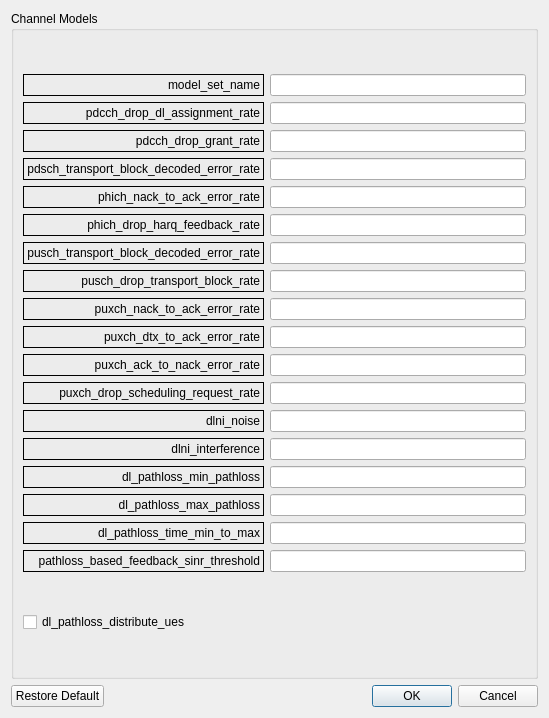
The window that LTEsimGeneratorGUI/Ui/DataForms/channelmodelform.ui (moniss23/junit4) describes before a commit, drawn with Qt 5.
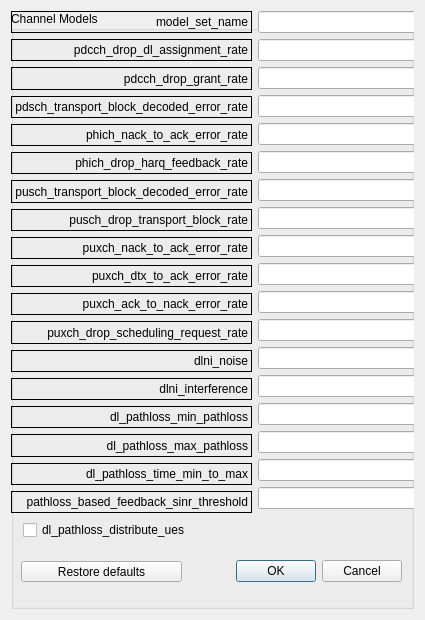
The same window after the commit.

What changed in the file:
```diff
--- a/LTEsimGeneratorGUI/Ui/DataForms/channelmodelform.ui
+++ b/LTEsimGeneratorGUI/Ui/DataForms/channelmodelform.ui
@@ -6,8 +6,8 @@
    <rect>
     <x>0</x>
     <y>0</y>
-    <width>549</width>
-    <height>718</height>
+    <width>425</width>
+    <height>620</height>
    </rect>
   </property>
   <property name="windowTitle">
@@ -19,8 +19,54 @@
      <property name="title">
       <string>Channel Models</string>
      </property>
-     <layout class="QGridLayout" name="gridLayout">
-      <item row="0" column="0">
+     <widget class="QCheckBox" name="checkBox_dl_pathloss_distribute_ues">
+      <property name="geometry">
+       <rect>
+        <x>12</x>
+        <y>509</y>
+        <width>183</width>
+        <height>20</height>
+       </rect>
+      </property>
+      <property name="text">
+       <string>dl_pathloss_distribute_ues</string>
+      </property>
+     </widget>
+     <widget class="QDialogButtonBox" name="buttonBox">
+      <property name="geometry">
+       <rect>
+        <x>190</x>
+        <y>530</y>
+        <width>201</width>
+        <height>61</height>
+       </rect>
+      </property>
+      <property name="standardButtons">
+       <set>QDialogButtonBox::Cancel|QDialogButtonBox::Ok</set>
+      </property>
+     </widget>
+     <widget class="QPushButton" name="restoreDefaults">
+      <property name="geometry">
+       <rect>
+        <x>10</x>
+        <y>550</y>
+        <width>161</width>
+        <height>21</height>
+       </rect>
+      </property>
+      <property name="text">
+       <string>Restore defaults</string>
+      </property>
+     </widget>
+     <widget class="QWidget" name="layoutWidget">
+      <property name="geometry">
+       <rect>
+        <x>0</x>
+        <y>0</y>
+        <width>405</width>
+        <height>502</height>
+       </rect>
+      </property>
        <layout class="QHBoxLayout" name="horizontalLayout">
         <item>
          <layout class="QVBoxLayout" name="verticalLayout">
@@ -319,35 +365,14 @@
          </layout>
         </item>
        </layout>
-      </item>
-      <item row="1" column="0">
-       <widget class="QCheckBox" name="checkBox_dl_pathloss_distribute_ues">
-        <property name="text">
-         <string>dl_pathloss_distribute_ues</string>
-        </property>
-       </widget>
-      </item>
-     </layout>
+     </widget>
+     <zorder>checkBox_dl_pathloss_distribute_ues</zorder>
+     <zorder>buttonBox</zorder>
+     <zorder>restoreDefaults</zorder>
+     <zorder>layoutWidget</zorder>
+     <zorder>tet_dl_pathloss_max_pathloss</zorder>
     </widget>
    </item>
-   <item row="1" column="0">
-    <layout class="QHBoxLayout" name="horizontalLayout_2">
-     <item>
-      <widget class="QPushButton" name="pushButton">
-       <property name="text">
-        <string>Restore Default</string>
-       </property>
-      </widget>
-     </item>
-     <item>
-      <widget class="QDialogButtonBox" name="buttonBox">
-       <property name="standardButtons">
-        <set>QDialogButtonBox::Cancel|QDialogButtonBox::Ok</set>
-       </property>
-      </widget>
-     </item>
-    </layout>
-   </item>
   </layout>
  </widget>
  <resources/>
```
Lines whose indentation alone changed are shown as unchanged.
